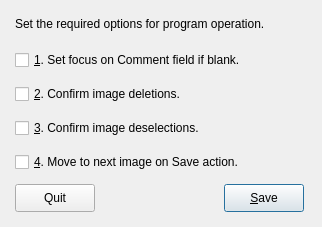
Before: the Qt Designer form frm/pdoptions.ui in johcarsmi/picdok, drawn with Qt 5.
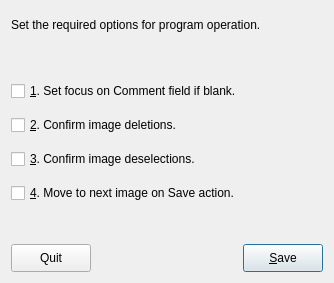
After: the same form once the commit is applied.

Commit message: Updated comments and improved form layout.

Diff of the .ui file:
```diff
--- a/frm/pdoptions.ui
+++ b/frm/pdoptions.ui
@@ -9,31 +9,34 @@
    <rect>
     <x>0</x>
     <y>0</y>
-    <width>322</width>
-    <height>227</height>
+    <width>334</width>
+    <height>283</height>
    </rect>
   </property>
+  <property name="sizePolicy">
+   <sizepolicy hsizetype="Expanding" vsizetype="Expanding">
+    <horstretch>0</horstretch>
+    <verstretch>0</verstretch>
+   </sizepolicy>
+  </property>
+  <property name="minimumSize">
+   <size>
+    <width>334</width>
+    <height>270</height>
+   </size>
+  </property>
   <property name="windowTitle">
    <string>Program Options</string>
   </property>
   <property name="modal">
    <bool>true</bool>
   </property>
-  <widget class="QWidget" name="layoutWidget">
-   <property name="geometry">
-    <rect>
-     <x>15</x>
-     <y>10</y>
-     <width>289</width>
-     <height>202</height>
-    </rect>
-   </property>
-   <layout class="QVBoxLayout" name="verticalLayout_2">
-    <item>
+  <layout class="QGridLayout" name="gridLayout">
+   <item row="0" column="0">
      <widget class="QLabel" name="lblOptionHdg">
       <property name="minimumSize">
        <size>
-        <width>0</width>
+       <width>290</width>
         <height>28</height>
        </size>
       </property>
@@ -42,7 +45,7 @@
       </property>
      </widget>
     </item>
-    <item>
+   <item row="1" column="0">
      <spacer name="verticalSpacer_2">
       <property name="orientation">
        <enum>Qt::Vertical</enum>
@@ -50,12 +53,12 @@
       <property name="sizeHint" stdset="0">
        <size>
         <width>20</width>
-        <height>40</height>
+       <height>23</height>
        </size>
       </property>
      </spacer>
     </item>
-    <item>
+   <item row="2" column="0">
      <layout class="QVBoxLayout" name="verticalLayout">
       <item>
        <widget class="QCheckBox" name="cbFocusEmpty">
@@ -111,7 +114,7 @@
       </item>
      </layout>
     </item>
-    <item>
+   <item row="3" column="0">
      <spacer name="verticalSpacer">
       <property name="orientation">
        <enum>Qt::Vertical</enum>
@@ -119,13 +122,16 @@
       <property name="sizeHint" stdset="0">
        <size>
         <width>20</width>
-        <height>40</height>
+       <height>22</height>
        </size>
       </property>
      </spacer>
     </item>
-    <item>
+   <item row="4" column="0">
      <layout class="QHBoxLayout" name="horizontalLayout">
+     <property name="sizeConstraint">
+      <enum>QLayout::SetDefaultConstraint</enum>
+     </property>
       <item>
        <widget class="QPushButton" name="pbQuit">
         <property name="minimumSize">
@@ -178,7 +184,6 @@
     </item>
    </layout>
   </widget>
- </widget>
  <tabstops>
   <tabstop>cbFocusEmpty</tabstop>
   <tabstop>cbDelConf</tabstop>
```
Left out of the diff: 33 changed lines with no effect on the pictures. Lines whose indentation alone changed are shown as unchanged. The commit also changes 8 other files.
